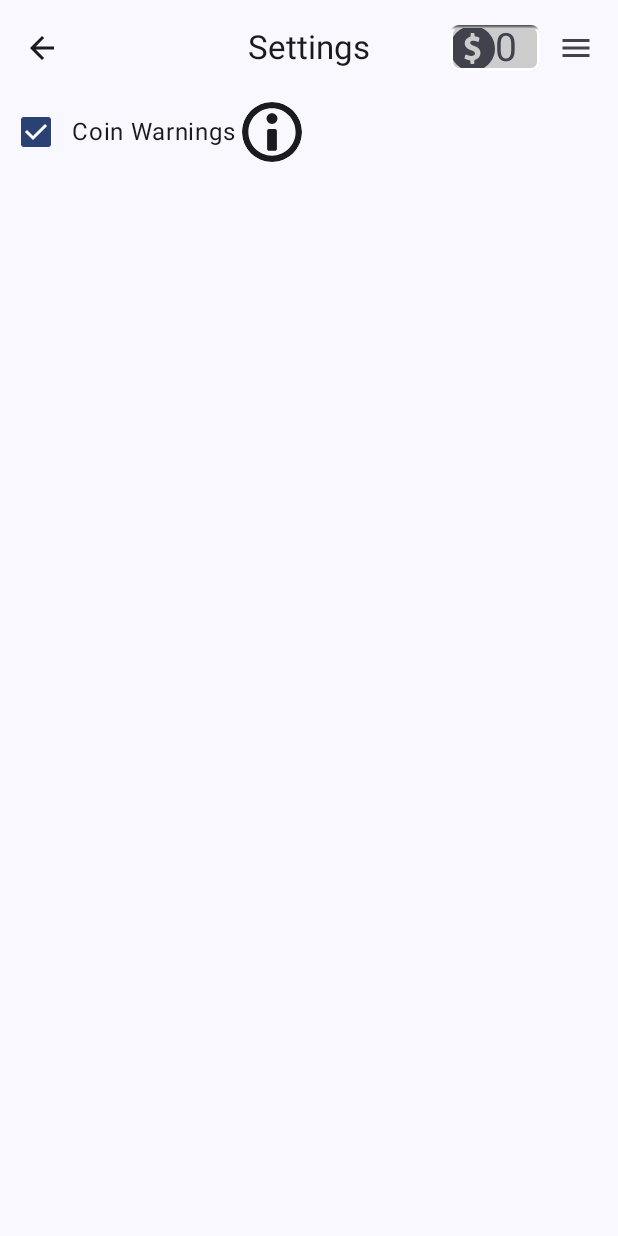
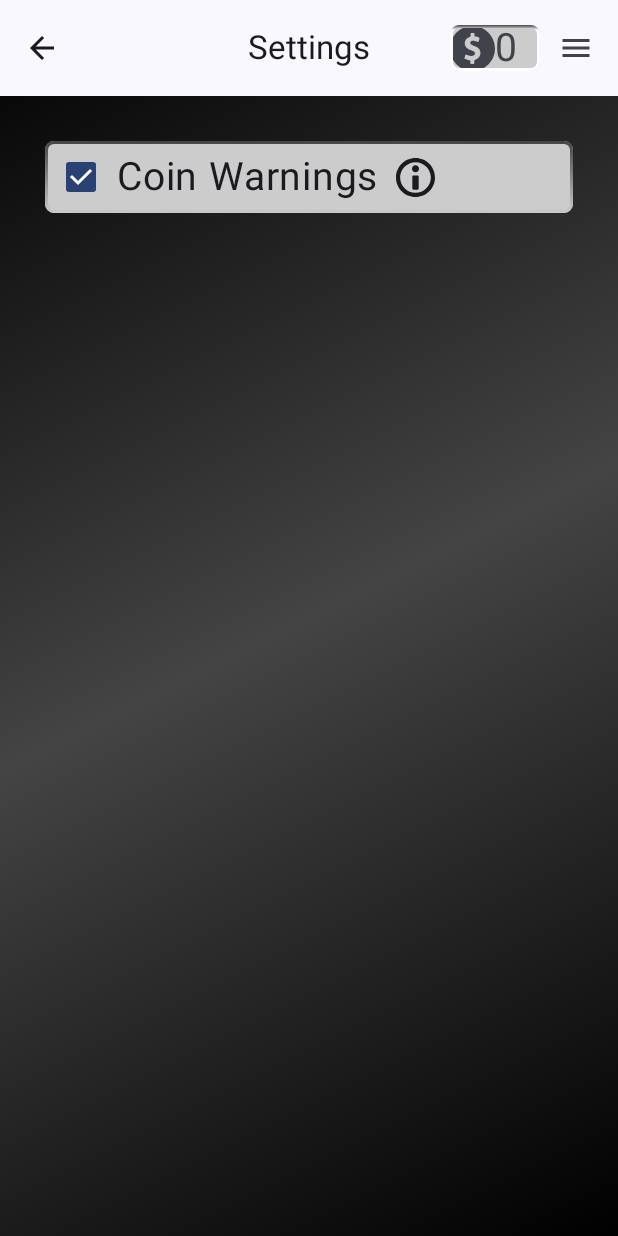
Before and after one commit to AndreMarthinsen/Hourglass-Pomodoro-app, an Android app built with Jetpack Compose: the composable SettingsScreen shown on its own in the app's theme, on a phone screen of 412 x 824 dp. Run offline under Robolectric (Android 15) with nearby library versions, the phone set to English and light mode, and no system bars.

```diff
--- a/app/src/main/java/com/example/assignment1/MainActivity.kt
+++ b/app/src/main/java/com/example/assignment1/MainActivity.kt
@@ -32,6 +32,7 @@ import com.google.android.gms.location.ActivityTransitionRequest
 import com.google.android.gms.location.DetectedActivity
 import androidx.compose.runtime.*
 import com.example.assignment1.recievers.ActivityTransitionReceiver
+
 
 @ExperimentalAnimationApi
 class MainActivity : ComponentActivity() {
--- a/app/src/main/java/com/example/assignment1/ui/settings/SettingsScreen.kt
+++ b/app/src/main/java/com/example/assignment1/ui/settings/SettingsScreen.kt
@@ -3,7 +3,9 @@ package com.example.assignment1.ui.settings
 import androidx.compose.foundation.layout.Column
 import androidx.compose.foundation.layout.PaddingValues
 import androidx.compose.foundation.layout.Row
+import androidx.compose.foundation.layout.fillMaxWidth
 import androidx.compose.foundation.layout.padding
+import androidx.compose.foundation.layout.size
 import androidx.compose.runtime.collectAsState
 import androidx.compose.material3.Checkbox
 import androidx.compose.material3.ExperimentalMaterial3Api
@@ -19,6 +21,8 @@ import androidx.compose.runtime.setValue
 import androidx.compose.ui.Alignment
 import androidx.compose.ui.Modifier
 import androidx.compose.ui.res.painterResource
+import androidx.compose.ui.unit.dp
+import androidx.compose.ui.unit.sp
 import androidx.lifecycle.viewModelScope
 import androidx.lifecycle.viewmodel.compose.viewModel
 import androidx.navigation.NavController
@@ -27,6 +31,8 @@ import com.example.assignment1.R
 import com.example.assignment1.data.Settings
 import com.example.assignment1.ui.AppViewModelProvider
 import com.example.assignment1.ui.navigation.NavigationDestination
+import com.example.assignment1.ui.visuals.MetallicContainer
+import com.example.assignment1.ui.visuals.ShinyBlackContainer
 import kotlinx.coroutines.launch
 
 object SettingsDestination : NavigationDestination{
@@ -52,11 +58,16 @@ fun SettingsScreen(
             )
         }
     ) { paddingValues ->
+        ShinyBlackContainer(
+            modifier = modifier,
+        ) {
+
             SettingsBody(
                 modifier = modifier,
                 paddingValues = paddingValues,
                 viewModel = viewModel
             )
+        }
     }
 }
 
@@ -78,7 +89,7 @@ fun SettingsBody(
             description = "Disables warnings about actions that lead to you losing built up coins earned for a focus of break session",
             onToggle = {
                 viewModel.viewModelScope.launch {
-                    viewModel.setDisableCoinWarnings(it)
+                    viewModel.setCoinWarningsEnabled(it)
                 }
             }
         )
@@ -94,7 +105,10 @@ fun SettingFrame(
     onToggle: (Boolean) -> Unit
 ) {
     var descriptionExpanded by remember { mutableStateOf(false) }
-    Column {
+    MetallicContainer(height = 100f, rounding = 6.dp) {
+        Column (
+            modifier = Modifier.fillMaxWidth()
+        ){
             Row(
                 verticalAlignment = Alignment.CenterVertically,
             ) {
@@ -102,11 +116,12 @@ fun SettingFrame(
                     checked = enabled,
                     onCheckedChange = onToggle
                 )
-            Text(name)
+                Text(name, fontSize = 26.sp)
                 IconButton(
                     onClick = { descriptionExpanded = !descriptionExpanded }
                 ) {
                     Icon(
+                        modifier = Modifier.size(26.dp),
                         painter = painterResource(id = R.drawable.info),
                         contentDescription = "Info"
                     )
@@ -117,3 +132,4 @@ fun SettingFrame(
             }
         }
     }
+}
--- a/app/src/main/java/com/example/assignment1/ui/visuals/containers.kt
+++ b/app/src/main/java/com/example/assignment1/ui/visuals/containers.kt
@@ -4,7 +4,11 @@ import androidx.compose.foundation.BorderStroke
 import androidx.compose.foundation.background
 import androidx.compose.foundation.border
 import androidx.compose.foundation.clickable
+import androidx.compose.foundation.layout.Arrangement
 import androidx.compose.foundation.layout.Box
+import androidx.compose.foundation.layout.Column
+import androidx.compose.foundation.layout.fillMaxSize
+import androidx.compose.foundation.layout.padding
 import androidx.compose.foundation.layout.requiredSize
 import androidx.compose.foundation.shape.RoundedCornerShape
 import androidx.compose.runtime.Composable
@@ -124,3 +128,25 @@ fun RoundMetalButton(
         content()
     }
 }
+
+
+@Composable
+fun ShinyBlackContainer(
+    modifier : Modifier = Modifier,
+    content: @Composable () -> Unit
+) {
+    Box {
+        Column(
+            modifier = modifier
+                .fillMaxSize()
+                .background(
+                    brush = Brush.linearGradient(
+                        colors = listOf(Color.Black, Color.DarkGray, Color.Black)
+                    )
+                )
+                .padding(30.dp)
+        ) {
+            content()
+        }
+    }
+}
```
Also changed, not shown: app/src/main/java/com/example/assignment1/ui/settings/SettingsViewModel.kt (+5 -2 lines). Lines whose indentation alone changed are shown as unchanged.
